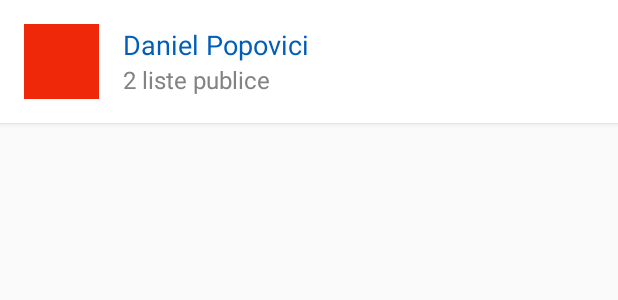
After one commit to DDsix/hackathon_2018, an Android app: the layout item_wishlist_social_friend.xml on its own in the app's theme, with its tools: preview values and no code run, on a phone screen of 412 x 824 dp. The commit adds this screen. Shown: the top 300 px of the screen. Run offline under Robolectric (Android 15) with nearby library versions, the phone set to English and light mode, and no system bars.

Commit message:
added stuff

```diff
--- a/app/src/main/AndroidManifest.xml
+++ b/app/src/main/AndroidManifest.xml
@@ -12,7 +12,6 @@
         <activity android:name=".WishlistActivity">
             <intent-filter>
                 <action android:name="android.intent.action.MAIN"/>
-
                 <category android:name="android.intent.category.LAUNCHER"/>
             </intent-filter>
         </activity>
--- /dev/null
+++ b/app/src/main/java/com/example/danielpopovici/giftfinder/FragmentMyWishlists.kt
@@ -0,0 +1,5 @@
+package com.example.danielpopovici.giftfinder
+
+import android.support.v4.app.Fragment
+
+class FragmentMyWishlists : Fragment()
--- /dev/null
+++ b/app/src/main/java/com/example/danielpopovici/giftfinder/SocialFriend.kt
@@ -0,0 +1,5 @@
+package com.example.danielpopovici.giftfinder
+
+data class SocialFriend(val id: Int,
+                        val name: String,
+                        val photoUrl: String)
--- a/app/src/main/java/com/example/danielpopovici/giftfinder/WishlistActivity.kt
+++ b/app/src/main/java/com/example/danielpopovici/giftfinder/WishlistActivity.kt
@@ -8,5 +8,7 @@ class WishlistActivity : AppCompatActivity() {
     override fun onCreate(savedInstanceState: Bundle?) {
         super.onCreate(savedInstanceState)
         setContentView(R.layout.activity_wishlist)
+
+        supportActionBar?.title = "Gift finder"
     }
 }
--- /dev/null
+++ b/app/src/main/res/layout/item_wishlist_social_friend.xml
@@ -0,0 +1,52 @@
+<?xml version="1.0" encoding="utf-8"?>
+<android.support.v7.widget.CardView
+        xmlns:android="http://schemas.android.com/apk/res/android"
+        xmlns:app="http://schemas.android.com/apk/res-auto"
+        xmlns:tools="http://schemas.android.com/tools"
+        android:layout_width="match_parent"
+        android:layout_height="wrap_content"
+        app:cardBackgroundColor="@color/white"
+        app:cardCornerRadius="0dp"
+        android:layout_marginBottom="0.3dp">
+
+    <RelativeLayout
+            android:layout_width="match_parent"
+            android:layout_height="wrap_content">
+
+        <de.hdodenhof.circleimageview.CircleImageView
+                android:id="@+id/ivAvatar"
+                android:layout_width="50dp"
+                android:layout_height="50dp"
+                tools:background="@color/colorAccent"
+                android:layout_centerVertical="true"
+                android:layout_margin="16dp"/>
+
+        <LinearLayout
+                android:layout_width="wrap_content"
+                android:layout_height="wrap_content"
+                android:orientation="vertical"
+                android:layout_centerVertical="true"
+                android:layout_toRightOf="@+id/ivAvatar">
+
+            <TextView
+                    android:id="@+id/tvName"
+                    android:layout_width="wrap_content"
+                    android:layout_height="wrap_content"
+                    android:text="Daniel Popovici"
+                    android:textColor="@color/colorPrimary"
+                    android:textSize="18sp"/>
+
+            <TextView
+                    android:id="@+id/tvWishlists"
+                    android:layout_width="wrap_content"
+                    android:layout_height="wrap_content"
+                    android:text="2 liste publice"
+                    android:textColor="@color/grey"
+                    android:textSize="16sp"/>
+        </LinearLayout>
+
+
+    </RelativeLayout>
+
+
+</android.support.v7.widget.CardView>
--- a/app/src/main/res/values/colors.xml
+++ b/app/src/main/res/values/colors.xml
@@ -1,6 +1,8 @@
 <?xml version="1.0" encoding="utf-8"?>
 <resources>
-    <color name="colorPrimary">#3F51B5</color>
-    <color name="colorPrimaryDark">#303F9F</color>
-    <color name="colorAccent">#FF4081</color>
+    <color name="colorPrimary">#005eb8</color>
+    <color name="colorPrimaryDark">#004b93</color>
+    <color name="colorAccent">#f0280a</color>
+    <color name="white">#ffffff</color>
+    <color name="grey">#838383</color>
 </resources>
```
Also changed, not shown: app/build.gradle (+40 -4 lines), app/src/main/java/com/example/danielpopovici/giftfinder/FragmentSocialFriendsListing.kt (added, +23 -0 lines), app/src/main/java/com/example/danielpopovici/giftfinder/WishlistSocialFriendsAdapter.kt (added, +42 -0 lines), app/src/main/java/com/example/danielpopovici/giftfinder/WishlistViewPagerAdapter.kt (added, +24 -0 lines), app/src/main/res/layout/activity_wishlist.xml (+14 -11 lines), app/src/main/res/layout/fragment_social_friends_listing.xml (added, +12 -0 lines), build.gradle (+56 -0 lines).
